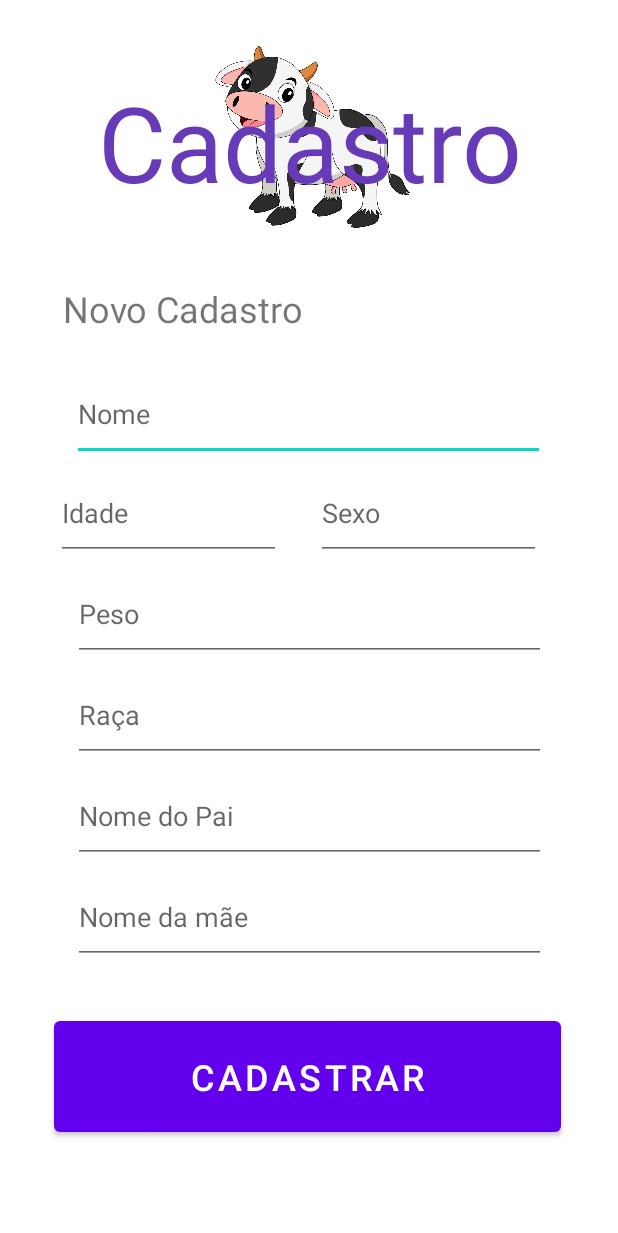
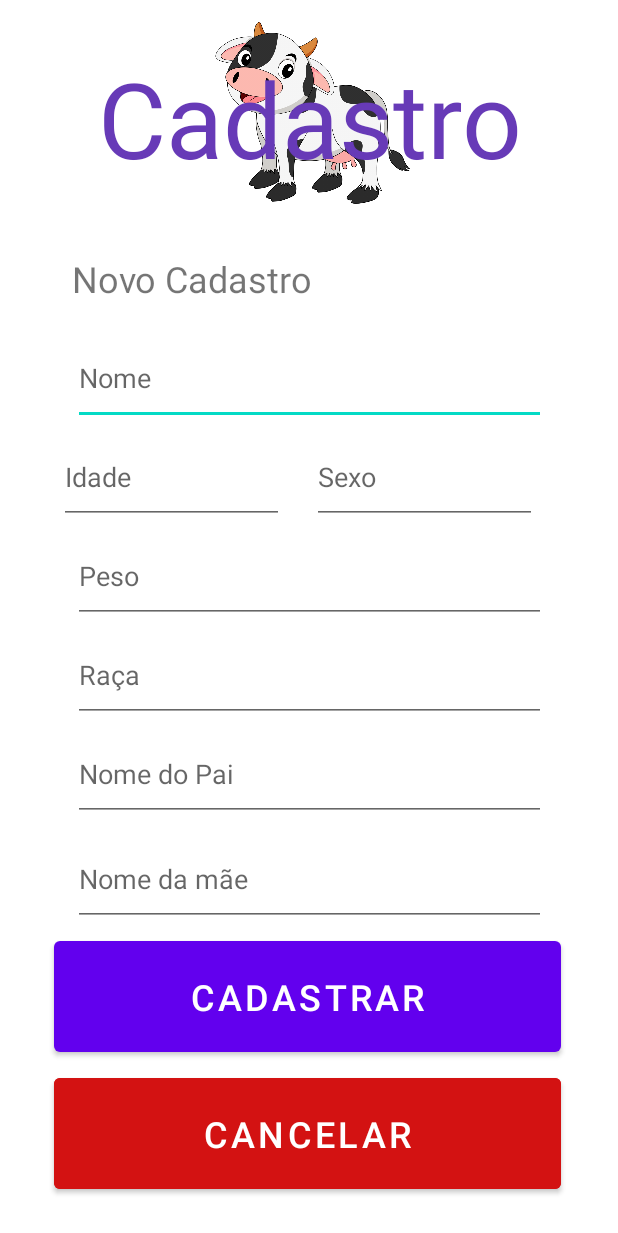
Before and after one commit to Gabrie2121/projeto-MyBigPet, an Android app: the MainCadAnimal screen opened directly, with no data from a screen before it, on a phone screen of 412 x 824 dp. Shown: the top 1233 px of the screen. Run offline under Robolectric (Android 15) with nearby library versions, the phone set to English and light mode, and no system bars.

Commit message:
Tela de cadastro pronta

```diff
--- a/app/src/main/java/com/example/mybigpet/AppDataBase.java
+++ b/app/src/main/java/com/example/mybigpet/AppDataBase.java
@@ -42,7 +42,7 @@ public class AppDataBase extends SQLiteOpenHelper {
 
     }
     //INSERT INTO TABLE values (...)
-    public boolean insert(String tabela,Animal dados){
+    public boolean insertion(String tabela,Animal dados){
         ContentValues values = new ContentValues();
 
         values.put("nome",dados.getNome());
--- a/app/src/main/java/com/example/mybigpet/MainCadAnimal.java
+++ b/app/src/main/java/com/example/mybigpet/MainCadAnimal.java
@@ -2,6 +2,7 @@ package com.example.mybigpet;
 
 import androidx.appcompat.app.AppCompatActivity;
 
+import android.content.Intent;
 import android.database.SQLException;
 import android.os.Bundle;
 import android.util.Log;
@@ -17,10 +18,17 @@ public class MainCadAnimal extends AppCompatActivity {
         setContentView(R.layout.activity_cadanimal);
         getSupportActionBar().hide();
         Button cadastro = findViewById(R.id.finalizar_cadastro);
+        Button cancelar = findViewById(R.id.cancelar);
         cadastro.setOnClickListener(new View.OnClickListener(){
             @Override
             public void onClick(View view) {
                 save_db();
+            }
+        });
+        cancelar.setOnClickListener(new View.OnClickListener(){
+            @Override
+            public void onClick(View view) {
+                exit();
             }
         });
     }
@@ -43,10 +51,15 @@ public class MainCadAnimal extends AppCompatActivity {
             objAnimal.setRaca(raca.getText().toString());
             objAnimal.setMae(mae.getText().toString());
             objAnimal.setPai(pai.getText().toString());
-            appDataBase.insert("animais",objAnimal);
+
+            appDataBase.insertion("animais",objAnimal);
         }
         catch(SQLException e){
             Log.e("DB_LOG","onCreate:"+e.getLocalizedMessage()  );
         }
     }
+    public void exit(){
+        Intent intent = new Intent(MainCadAnimal.this, MainMenu.class);
+        startActivity(intent);
+    }
 }
--- a/app/src/main/res/layout/activity_cadanimal.xml
+++ b/app/src/main/res/layout/activity_cadanimal.xml
@@ -1,10 +1,51 @@
 <?xml version="1.0" encoding="utf-8"?>
-<androidx.constraintlayout.widget.ConstraintLayout xmlns:android="http://schemas.android.com/apk/res/android"
+<ScrollView xmlns:android="http://schemas.android.com/apk/res/android"
     xmlns:app="http://schemas.android.com/apk/res-auto"
     xmlns:tools="http://schemas.android.com/tools"
     android:layout_width="match_parent"
+    android:layout_height="match_parent">
+<androidx.constraintlayout.widget.ConstraintLayout
+    android:layout_width="match_parent"
     android:layout_height="match_parent"
     tools:context=".MainCadAnimal">
+
+    <Button
+        android:id="@+id/finalizar_cadastro"
+        android:layout_width="338dp"
+        android:layout_height="86dp"
+        android:layout_marginTop="4dp"
+        android:text="Cadastrar"
+        android:textSize="24sp"
+        app:layout_constraintEnd_toEndOf="parent"
+        app:layout_constraintHorizontal_bias="0.49"
+        app:layout_constraintStart_toStartOf="parent"
+        app:layout_constraintTop_toBottomOf="@+id/mae" />
+
+    <Button
+        android:id="@+id/cancelar"
+        android:layout_width="338dp"
+        android:layout_height="86dp"
+        android:layout_marginTop="5dp"
+        android:backgroundTint="#D31212"
+        android:text="Cancelar"
+        android:textColor="@android:color/primary_text_dark"
+        android:textSize="24sp"
+        app:layout_constraintEnd_toEndOf="parent"
+        app:layout_constraintHorizontal_bias="0.49"
+        app:layout_constraintStart_toStartOf="parent"
+        app:layout_constraintTop_toBottomOf="@+id/finalizar_cadastro" />
+
+    <EditText
+        android:id="@+id/peso"
+        android:layout_width="315dp"
+        android:layout_height="62dp"
+        android:layout_marginTop="4dp"
+        android:ems="10"
+        android:hint="Peso"
+        android:inputType="textPersonName"
+        app:layout_constraintEnd_toEndOf="parent"
+        app:layout_constraintStart_toStartOf="parent"
+        app:layout_constraintTop_toBottomOf="@+id/idade" />
 
     <ImageView
         android:id="@+id/imageView3"
@@ -13,69 +54,30 @@
         android:visibility="visible"
         app:layout_constraintBottom_toBottomOf="@+id/textView3"
         app:layout_constraintEnd_toEndOf="@+id/textView3"
-        app:layout_constraintHorizontal_bias="0.492"
+        app:layout_constraintHorizontal_bias="0.49"
         app:layout_constraintStart_toStartOf="@+id/textView3"
         app:layout_constraintTop_toTopOf="@+id/textView3"
-        app:layout_constraintVertical_bias="0.514"
+        app:layout_constraintVertical_bias="0.508"
         app:srcCompat="@drawable/vaquinha" />
 
     <TextView
         android:id="@+id/textView3"
         android:layout_width="wrap_content"
         android:layout_height="wrap_content"
-        android:layout_marginTop="48dp"
+        android:layout_marginTop="32dp"
         android:text="Cadastro"
         android:textColor="#673AB7"
         android:textSize="70sp"
         app:layout_constraintEnd_toEndOf="parent"
-        app:layout_constraintHorizontal_bias="0.507"
+        app:layout_constraintHorizontal_bias="0.504"
         app:layout_constraintStart_toStartOf="parent"
         app:layout_constraintTop_toTopOf="parent" />
-
-    <EditText
-        android:id="@+id/nome"
-        android:layout_width="315dp"
-        android:layout_height="62dp"
-        android:layout_marginTop="76dp"
-        android:ems="10"
-        android:hint="Nome"
-        android:inputType="textPersonName"
-        app:layout_constraintEnd_toEndOf="parent"
-        app:layout_constraintHorizontal_bias="0.495"
-        app:layout_constraintStart_toStartOf="parent"
-        app:layout_constraintTop_toBottomOf="@+id/imageView3" />
-
-    <EditText
-        android:id="@+id/peso"
-        android:layout_width="315dp"
-        android:layout_height="62dp"
-        android:layout_marginTop="5dp"
-        android:ems="10"
-        android:hint="Peso"
-        android:inputType="textPersonName"
-        app:layout_constraintEnd_toEndOf="parent"
-        app:layout_constraintHorizontal_bias="0.504"
-        app:layout_constraintStart_toStartOf="parent"
-        app:layout_constraintTop_toBottomOf="@+id/idade" />
-
-    <EditText
-        android:id="@+id/raca"
-        android:layout_width="315dp"
-        android:layout_height="62dp"
-        android:layout_marginTop="5dp"
-        android:ems="10"
-        android:hint="Raça"
-        android:inputType="textPersonName"
-        app:layout_constraintEnd_toEndOf="parent"
-        app:layout_constraintHorizontal_bias="0.504"
-        app:layout_constraintStart_toStartOf="parent"
-        app:layout_constraintTop_toBottomOf="@+id/peso" />
 
     <EditText
         android:id="@+id/mae"
         android:layout_width="315dp"
         android:layout_height="62dp"
-        android:layout_marginTop="5dp"
+        android:layout_marginTop="8dp"
         android:ems="10"
         android:hint="Nome da mãe"
         android:inputType="textPersonName"
@@ -87,7 +89,7 @@
         android:id="@+id/pai"
         android:layout_width="315dp"
         android:layout_height="62dp"
-        android:layout_marginTop="5dp"
+        android:layout_marginTop="4dp"
         android:ems="10"
         android:hint="Nome do Pai"
         android:inputType="textPersonName"
@@ -96,10 +98,36 @@
         app:layout_constraintTop_toBottomOf="@+id/raca" />
 
     <EditText
+        android:id="@+id/sexo"
+        android:layout_width="150dp"
+        android:layout_height="62dp"
+        android:layout_marginStart="16dp"
+        android:layout_marginTop="4dp"
+        android:ems="10"
+        android:hint="Sexo"
+        android:inputType="textPersonName"
+        app:layout_constraintEnd_toEndOf="parent"
+        app:layout_constraintHorizontal_bias="0.048"
+        app:layout_constraintStart_toEndOf="@+id/idade"
+        app:layout_constraintTop_toBottomOf="@+id/nome" />
+
+    <TextView
+        android:id="@+id/textView4"
+        android:layout_width="wrap_content"
+        android:layout_height="wrap_content"
+        android:layout_marginTop="44dp"
+        android:text="Novo Cadastro"
+        android:textSize="24sp"
+        app:layout_constraintEnd_toEndOf="parent"
+        app:layout_constraintHorizontal_bias="0.192"
+        app:layout_constraintStart_toStartOf="parent"
+        app:layout_constraintTop_toBottomOf="@+id/textView3" />
+
+    <EditText
         android:id="@+id/idade"
         android:layout_width="150dp"
         android:layout_height="62dp"
-        android:layout_marginStart="37dp"
+        android:layout_marginStart="39dp"
         android:layout_marginTop="4dp"
         android:ems="10"
         android:hint="Idade"
@@ -108,39 +136,29 @@
         app:layout_constraintTop_toBottomOf="@+id/nome" />
 
     <EditText
-        android:id="@+id/sexo"
-        android:layout_width="150dp"
+        android:id="@+id/nome"
+        android:layout_width="315dp"
+        android:layout_height="62dp"
+        android:layout_marginTop="68dp"
+        android:ems="10"
+        android:hint="Nome"
+        android:inputType="textPersonName"
+        app:layout_constraintEnd_toEndOf="parent"
+        app:layout_constraintStart_toStartOf="parent"
+        app:layout_constraintTop_toBottomOf="@+id/imageView3" />
+
+    <EditText
+        android:id="@+id/raca"
+        android:layout_width="315dp"
         android:layout_height="62dp"
         android:layout_marginTop="4dp"
         android:ems="10"
-        android:hint="Sexo"
+        android:hint="Raça"
         android:inputType="textPersonName"
         app:layout_constraintEnd_toEndOf="parent"
-        app:layout_constraintHorizontal_bias="0.315"
-        app:layout_constraintStart_toEndOf="@+id/idade"
-        app:layout_constraintTop_toBottomOf="@+id/nome" />
+        app:layout_constraintStart_toStartOf="parent"
+        app:layout_constraintTop_toBottomOf="@+id/peso" />
 
-    <TextView
-        android:id="@+id/textView4"
-        android:layout_width="wrap_content"
-        android:layout_height="wrap_content"
-        android:layout_marginTop="48dp"
-        android:text="Novo Cadastro"
-        android:textSize="24sp"
-        app:layout_constraintEnd_toEndOf="parent"
-        app:layout_constraintHorizontal_bias="0.166"
-        app:layout_constraintStart_toStartOf="parent"
-        app:layout_constraintTop_toBottomOf="@+id/textView3" />
 
-    <Button
-        android:id="@+id/finalizar_cadastro"
-        android:layout_width="338dp"
-        android:layout_height="86dp"
-        android:layout_marginTop="32dp"
-        android:text="Cadastrar"
-        android:textSize="24sp"
-        app:layout_constraintEnd_toEndOf="parent"
-        app:layout_constraintHorizontal_bias="0.49"
-        app:layout_constraintStart_toStartOf="parent"
-        app:layout_constraintTop_toBottomOf="@+id/mae" />
 </androidx.constraintlayout.widget.ConstraintLayout>
+    </ScrollView>
```
